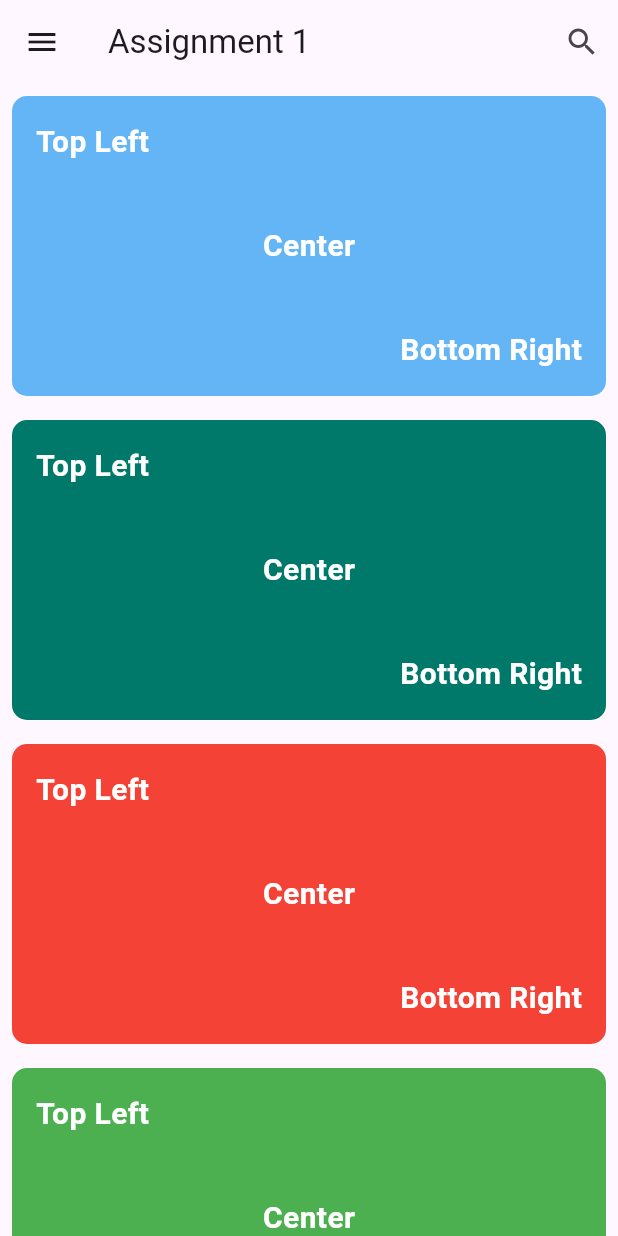
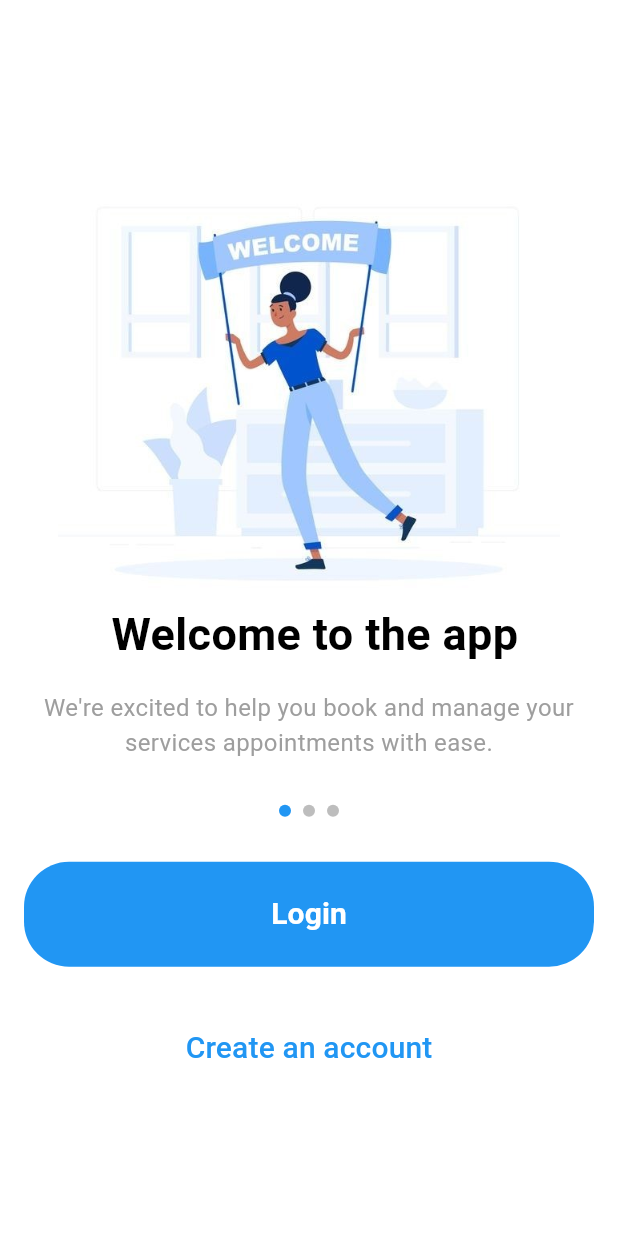
Before and after one commit to Meroothman/flutter_assignment, a Flutter app: the screen it shows after launch, on a phone screen of 412 x 824 dp. Run offline on Flutter 3.47's test engine with Material 3 defaults, Android fonts, the phone set to English and light mode, and no system bars; drawn by our look-alikes of smooth_page_indicator.

Commit message:
assignment2

```diff
--- a/lib/main.dart
+++ b/lib/main.dart
@@ -1,5 +1,6 @@
 import 'package:flutter/material.dart';
-import 'package:new_project/presentation/screen/assignment1.dart';
+import 'package:new_project/presentation/assignment1/screen/assignment1.dart';
+import 'package:new_project/presentation/assignment2/screen/login_screen.dart';
 
 void main() {
   runApp(const MyApp());
@@ -12,7 +13,7 @@ class MyApp extends StatelessWidget {
   Widget build(BuildContext context) {
     return const MaterialApp(
       debugShowCheckedModeBanner: false,
-      home: Assignment1(),
+      home: LoginScreen(),
     );
   }
 }
--- /dev/null
+++ b/lib/presentation/assignment2/screen/login_screen.dart
@@ -0,0 +1,97 @@
+import 'package:flutter/material.dart';
+import 'package:smooth_page_indicator/smooth_page_indicator.dart';
+
+class LoginScreen extends StatelessWidget {
+  const LoginScreen({super.key});
+
+  @override
+  Widget build(BuildContext context) {
+    var controller = PageController();
+    return Scaffold(
+        backgroundColor: Colors.white,
+        body: Padding(
+          padding: const EdgeInsets.all(16.0),
+          child: Column(
+            mainAxisAlignment: MainAxisAlignment.center,
+            children: [
+              Image.asset(
+                "assets/images/welcome.jpg",
+                width: 500,
+                height: 300,
+              ),
+              const Text(
+                " Welcome to the app",
+                style: TextStyle(
+                    color: Colors.black,
+                    fontSize: 30,
+                    fontWeight: FontWeight.bold),
+              ),
+              const SizedBox(height: 16.0),
+              const Text(
+                "We're excited to help you book and manage your services appointments with ease.",
+                textAlign: TextAlign.center,
+                style: TextStyle(
+                  fontSize: 16.0,
+                  color: Colors.grey,
+                ),
+              ),
+              const SizedBox(height: 30.0),
+              SmoothPageIndicator(
+                controller: controller,
+                effect: WormEffect(
+                  activeDotColor: Colors.blue,
+                  dotColor: Colors.grey[400]!,
+                  dotHeight: 8,
+                  dotWidth: 8,
+                  spacing: 8,
+                ),
+                count: 3,
+              ),
+              const SizedBox(height: 30.0),
+              Container(
+                height: 70,
+                width: double.infinity,
+                decoration: BoxDecoration(
+                  borderRadius: BorderRadius.circular(30.0),
+                  color: Colors.blue,
+                ),
+                child: MaterialButton(
+                    onPressed: () {},
+                    child: const Text(
+                      'Login',
+                      style: TextStyle(
+                          color: Colors.white,
+                          fontSize: 20,
+                          fontWeight: FontWeight.bold),
+                    )),
+              ),
+              // ElevatedButton(
+              //   style: ElevatedButton.styleFrom(
+              //     backgroundColor: Colors.blue,
+              //     padding:
+              //         const EdgeInsets.symmetric(horizontal: 100, vertical: 5),
+              //     shape: RoundedRectangleBorder(
+              //       borderRadius: BorderRadius.circular(30.0),
+              //     ),
+              //   ),
+              //   onPressed: () {},
+              //   child: const Text(
+              //     "Login",
+              //     style: TextStyle(
+              //         color: Colors.white,
+              //         fontSize: 20,
+              //         fontWeight: FontWeight.bold),
+              //   ),
+              // ),
+              const SizedBox(height: 30.0),
+              TextButton(
+                  onPressed: () {},
+                  child: const Text(
+                    "Create an account",
+                    style: TextStyle(color: Colors.blue, fontSize: 20),
+                  ))
+            ],
+          ),
+        ));
+  }
+}
```
Also changed, not shown: pubspec.yaml (+8 -18 lines), assets/images/welcome.jpg (added), lib/presentation/assignment1/screen/assignment1.dart (renamed from lib/presentation/screen/assignment1.dart), lib/presentation/assignment1/widget/custom_container.dart (renamed from lib/presentation/widget/custom_container.dart), pubspec.lock.
